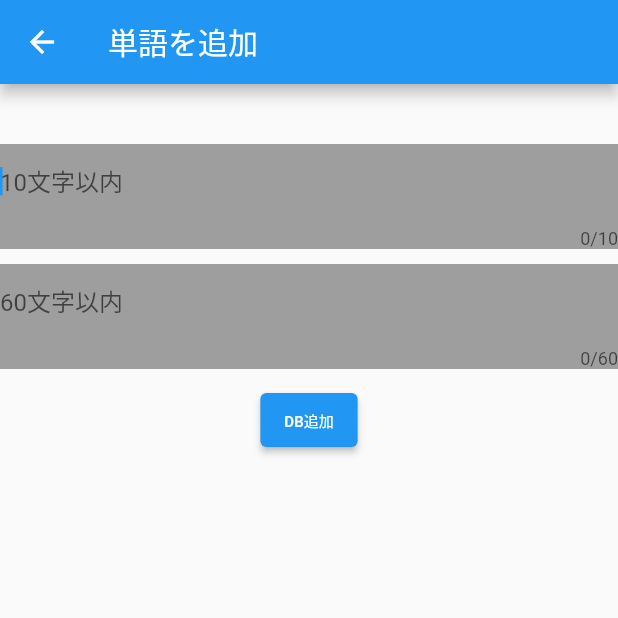
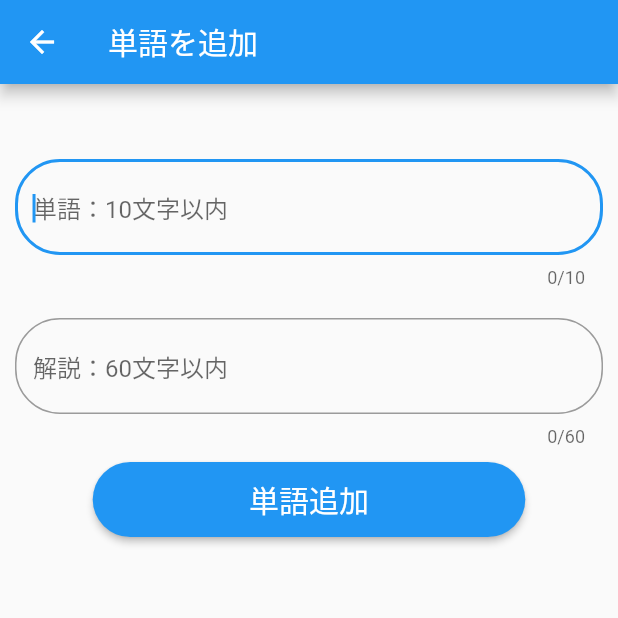
Before and after one commit to bangbang400/FlashCardsForMe_Flutter, a Flutter app: the AddWordsPage screen opened directly, on a phone screen of 412 x 824 dp, the top half of it. Run offline on Flutter 3.47's test engine with Material 2 defaults, Android fonts, the phone set to English and light mode, and no system bars; our stand-ins replace sqflite; accounts and stored records are empty.

Commit message:
feat:単語登録画面:デザインを修正

```diff
--- a/lib/view/add_words_page.dart
+++ b/lib/view/add_words_page.dart
@@ -5,7 +5,9 @@ import 'package:sqflite/sqflite.dart';
 
 class AddWordsPage extends StatefulWidget {
   final Words? words;
+
   const AddWordsPage({Key? key, this.words}) : super(key: key);
+
   @override
   _AddWordsPageState createState() => _AddWordsPageState();
 }
@@ -16,6 +18,9 @@ class _AddWordsPageState extends State<AddWordsPage> {
   late String commentary;
   late DateTime createdAt;
   late DateTime modifiedAt;
+
+  double screenHeight = 0; // 画面の高さ
+  double screenWidth = 0; // 画面の横幅
 
   @override
   void initState() {
@@ -30,57 +35,80 @@ class _AddWordsPageState extends State<AddWordsPage> {
   // 単語追加ウィジェット
   @override
   Widget build(BuildContext context) {
+    screenHeight = MediaQuery.of(context).size.height;
+    screenWidth = MediaQuery.of(context).size.width;
     return Scaffold(
       appBar: AppBar(
         title: Text('単語を追加'),
       ),
       body: Container(
         child: Column(
+          // mainAxisAlignment: MainAxisAlignment.spaceEvenly,
           children: [
             // 単語入力フォーム
-            Padding(padding: EdgeInsets.all(20),),
+            Padding(
+              padding: EdgeInsets.all(20),
+            ),
             Container(
-              // margin: EdgeInsets.all(20),
+              margin: EdgeInsets.all(10),
               // padding: EdgeInsets.all(20),
+              // width: double.infinity,
+              // color: Colors.yellow,
+              child: SizedBox(
                 width: double.infinity,
-              color: Colors.grey,
                 child: TextField(
                   maxLength: 10,
                   decoration: InputDecoration(
-                  border: InputBorder.none,
-                  hintText: '10文字以内',
+                    border: OutlineInputBorder(
+                        borderRadius: BorderRadius.circular(30)),
+                    hintText: '単語：10文字以内',
                   ),
                   autofocus: true, // オートフォーカス
                   onChanged: (word) => setState(() => this.word = word),
                 ),
               ),
-            Padding(padding: EdgeInsets.all(5),),
+            ),
+            // Padding(
+            //   padding: EdgeInsets.all(5),
+            // ),
             // 単語の解説入力フォーム
             Container(
-              // margin: EdgeInsets.all(10),
+              margin: EdgeInsets.all(10),
+              // color: Colors.yellow,
+              child: SizedBox(
                 width: double.infinity,
-              color: Colors.grey,
                 child: TextField(
                   maxLength: 60,
                   decoration: InputDecoration(
-                  border: InputBorder.none,
-                  hintText: '60文字以内',
+                    border: OutlineInputBorder(
+                        borderRadius: BorderRadius.circular(30)
+                    ),
+                    hintText: '解説：60文字以内',
                   ),
                   autofocus: true, // オートフォーカス
-                onChanged: (commentary) => setState(() => this.commentary = commentary),
+                  onChanged: (commentary) =>
+                      setState(() => this.commentary = commentary),
                 ),
               ),
-            Padding(padding: EdgeInsets.all(5),),
+            ),
+            // Padding(
+            //   padding: EdgeInsets.all(5),
+            // ),
             ElevatedButton(
-              onPressed: (){
+              onPressed: () {
                 // DB追加処理を実行
                 addWord();
               },
               child: Text(
-                'DB追加',
-                style: TextStyle(fontSize: 10),
+                '単語追加',
+                style: TextStyle(fontSize: 20),
               ),
-              style:ButtonStyle(),
+              style: ElevatedButton.styleFrom(
+                shape: RoundedRectangleBorder(
+                  borderRadius: BorderRadius.circular(30)
+                ),
+                fixedSize: Size(screenWidth * 0.7, 50)
+              ),
             ),
           ],
         ),
@@ -93,7 +121,7 @@ class _AddWordsPageState extends State<AddWordsPage> {
     await addWordProcess();
   }
 
-  Future addWordProcess() async{
+  Future addWordProcess() async {
     final wordData = Words(
       word: word,
       commentary: commentary,
```
Lines whose indentation alone changed are shown as unchanged.
